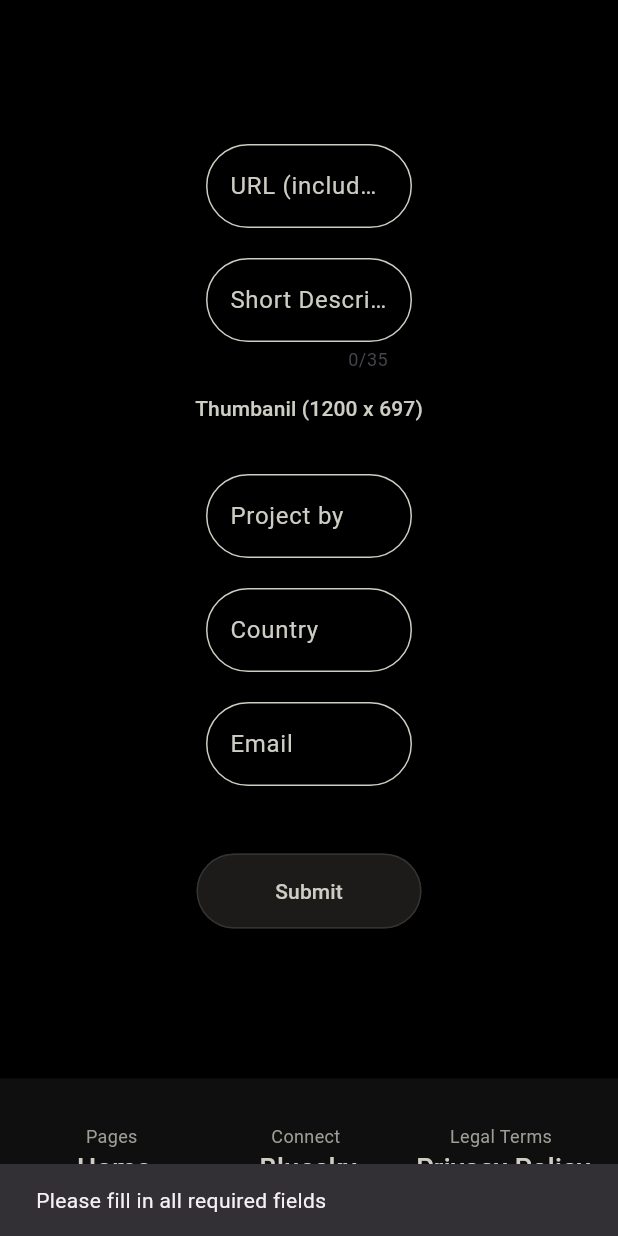
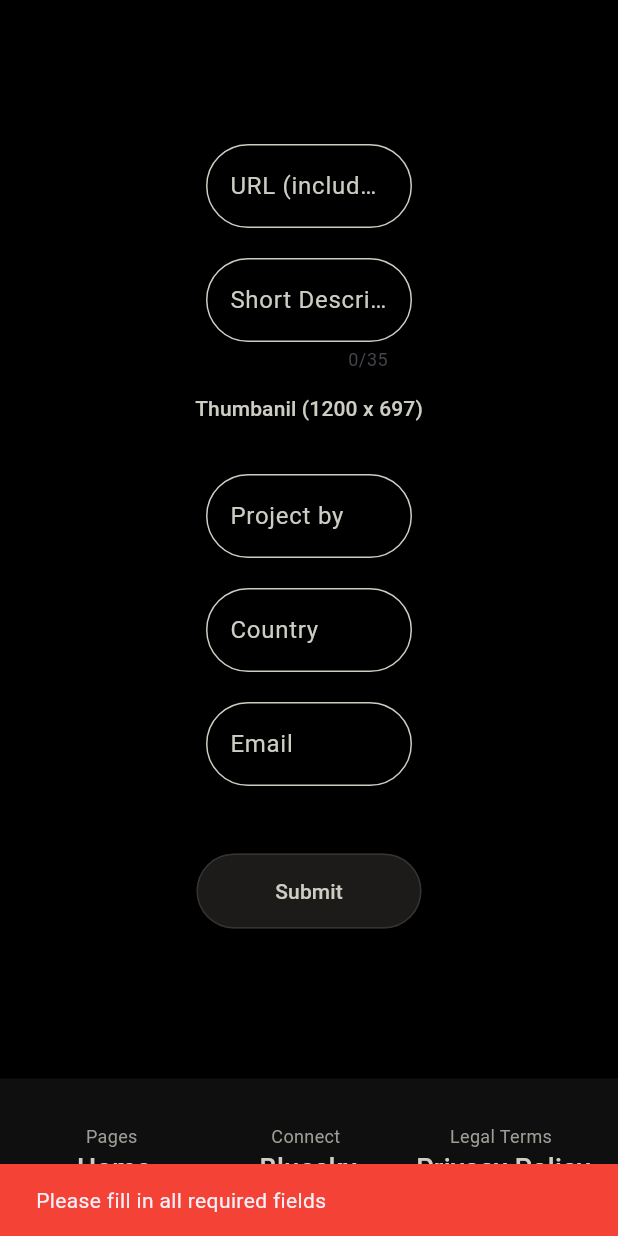
Before and after one commit to ThriveEngineer/Digital-Code-Awards, a Flutter app: the SubmitPage screen opened directly, scrolled down 576 dp, after a tap on "Submit", on a phone screen of 412 x 824 dp. Run offline on Flutter 3.47's test engine with Material 3 defaults, Android fonts, the phone set to English and light mode, and no system bars; our stand-ins replace cloud_firestore, firebase_core; missing offline and left inert: flutter_ad_manager_web; accounts and stored records are empty; statements that could not run were skipped.

Commit message:
submit form works

```diff
--- a/lib/pages/submit_page.dart
+++ b/lib/pages/submit_page.dart
@@ -35,25 +35,36 @@ class SubmitPage extends StatelessWidget {
 
     // Add validation
     if (_titleController.text.isEmpty ||
-          _urlController.text.isEmpty ||
+        _nameController.text.isEmpty ||
         _emailController.text.isEmpty) {
       ScaffoldMessenger.of(context).showSnackBar(
-          const SnackBar(content: Text('Please fill in all required fields')),
+        const SnackBar(
+          content: Text('Please fill in all required fields'),
+          backgroundColor: Colors.red,
+        ),
       );
       return;
     }
 
-      // Save to Firestore
-      await _firestore.collection('submissions').add(submissionData);
+    print('Attempting to save to Firestore...'); // Debug log
+
+    // Save to Firestore - this will automatically create the collection
+    await FirebaseFirestore.instance
+        .collection('submissions')
+        .add(submissionData);
+
+    print('Successfully saved to Firestore'); // Debug log
 
     // Show success message
     ScaffoldMessenger.of(context).showSnackBar(
-        const SnackBar(content: Text('Submission successful!')),
+      const SnackBar(
+        content: Text('Submission successful!'),
+        backgroundColor: Colors.green,
+      ),
     );
 
     // Clear form
     _titleController.clear();
-      _categoryController.clear();
     _urlController.clear();
     _descriptionController.clear();
     _nameController.clear();
@@ -61,9 +72,12 @@ class SubmitPage extends StatelessWidget {
     _emailController.clear();
 
   } catch (e) {
-      // Show error message
+    print('Error details: $e'); // Debug log
     ScaffoldMessenger.of(context).showSnackBar(
-        SnackBar(content: Text('Error submitting form: ${e.toString()}')),
+      SnackBar(
+        content: Text('Error submitting form: ${e.toString()}'),
+        backgroundColor: Colors.red,
+      ),
     );
   }
 }
@@ -143,47 +157,32 @@ class SubmitPage extends StatelessWidget {
 
           Padding(
             padding: EdgeInsets.only(left: mediaQueryData.size.width / 3, right: mediaQueryData.size.width / 3),
-            child: DropdownButtonFormField(
+            child: TextField(
+              controller: _categoryController,
               decoration: InputDecoration(
-                focusColor: Color.fromARGB(0, 16, 15, 15),
-                fillColor: Color.fromARGB(0, 16, 15, 15),
-                hoverColor: Color.fromARGB(0, 16, 15, 15),
+                hintText: "Category | Categories: Website, Mobile App, Desktop App, Package",
+                hintStyle: TextStyle(
+                  color: Color.fromARGB(255, 206, 205, 195),
+                ),
                 border: OutlineInputBorder(
                   borderRadius: BorderRadius.circular(45),
                   borderSide: BorderSide(
                     color: Color.fromARGB(255, 52, 51, 49),
                   ),
-              )),
-              items: [
-                DropdownMenuItem(
-                  value: "Websites",
-                  child: Text("Websites", style: TextStyle(
-                    color: Color.fromARGB(255, 206, 205, 195)
-                  ),),
                 ),
-
-                DropdownMenuItem(
-                  value: "Mobiel Apps",
-                  child: Text("Mobile Apps", style: TextStyle(
-                    color: Color.fromARGB(255, 206, 205, 195)
-                  ),),
+                enabledBorder: OutlineInputBorder(
+                  borderSide: BorderSide(
+                    color: Color.fromARGB(255, 206, 205, 195),
                   ),
-
-                DropdownMenuItem(
-                  value: "Desktop Apps",
-                  child: Text("Desktop Apps", style: TextStyle(
-                    color: Color.fromARGB(255, 206, 205, 195)
-                  ),),
+                  borderRadius: BorderRadius.circular(45)
                 ),
-
-                DropdownMenuItem(
-                  value: "Pakages",
-                  child: Text("Packeges", style: TextStyle(
-                    color: Color.fromARGB(255, 206, 205, 195)
-                  ),),
+                focusedBorder: OutlineInputBorder(
+                  borderSide: BorderSide(
+                    color: Color.fromARGB(255, 206, 205, 195),
                   ),
-              ],
-              onChanged: (Object? value) {},
+                  borderRadius: BorderRadius.circular(45)
+                ),
+              ),
             ),
           ),
 
@@ -194,7 +193,7 @@ class SubmitPage extends StatelessWidget {
             child: TextField(
               controller: _urlController,
               decoration: InputDecoration(
-                hintText: "URL (include https://)",
+                hintText: "URL (include https://) | When it's not a website just write URL in this field",
                 hintStyle: TextStyle(
                   color: Color.fromARGB(255, 206, 205, 195),
                 ),
```
Also changed, not shown: 1 other file. Lines whose indentation alone changed are shown as unchanged.
